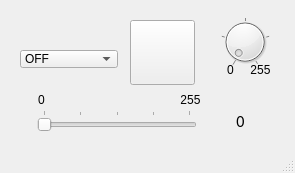
Above: lampeDimmer_GUI/mainwindow.ui from thomelect/lampeDimmer before the change. Below: the same form after it.
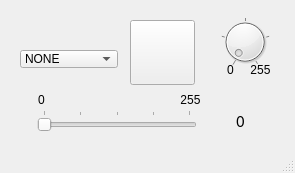
That is the form after the change.

Commit message: + Récupération du dernier mode veille.

What changed in the file:
```diff
--- a/lampeDimmer_GUI/mainwindow.ui
+++ b/lampeDimmer_GUI/mainwindow.ui
@@ -213,6 +213,11 @@
     <property name="frame">
      <bool>true</bool>
     </property>
+    <item>
+     <property name="text">
+      <string>NONE</string>
+     </property>
+    </item>
     <item>
      <property name="text">
       <string>OFF</string>
```
The commit also changes 2 other files.
